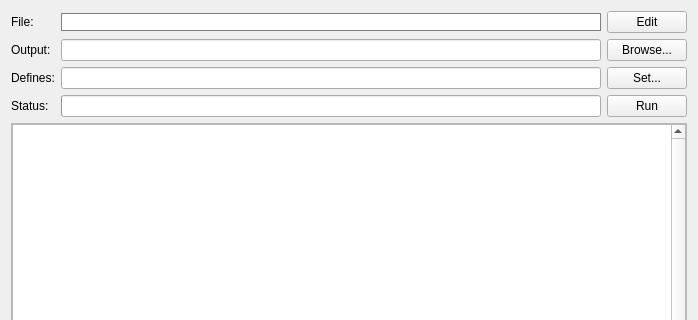
This is src/gui/SimulationWidget.ui in torrentg/ccruncher as Qt 5 draws it before an edit; both pictures show x 0 to 698 and y 0 to 320 of the 698 by 493 pixel window. The edited form follows.
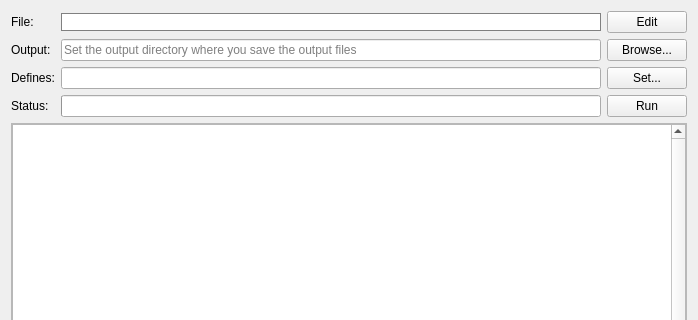
This is the edited form. Icons and pictures are not drawn. Custom widgets are drawn as their Qt base class.

```diff
--- a/src/gui/SimulationWidget.ui
+++ b/src/gui/SimulationWidget.ui
@@ -52,7 +52,11 @@
       </widget>
      </item>
      <item row="1" column="1">
-      <widget class="QLineEdit" name="odir"/>
+      <widget class="QLineEdit" name="odir">
+       <property name="placeholderText">
+        <string>Set the output directory where you save the output files</string>
+       </property>
+      </widget>
      </item>
      <item row="1" column="2">
       <widget class="QPushButton" name="odirButton">
```
